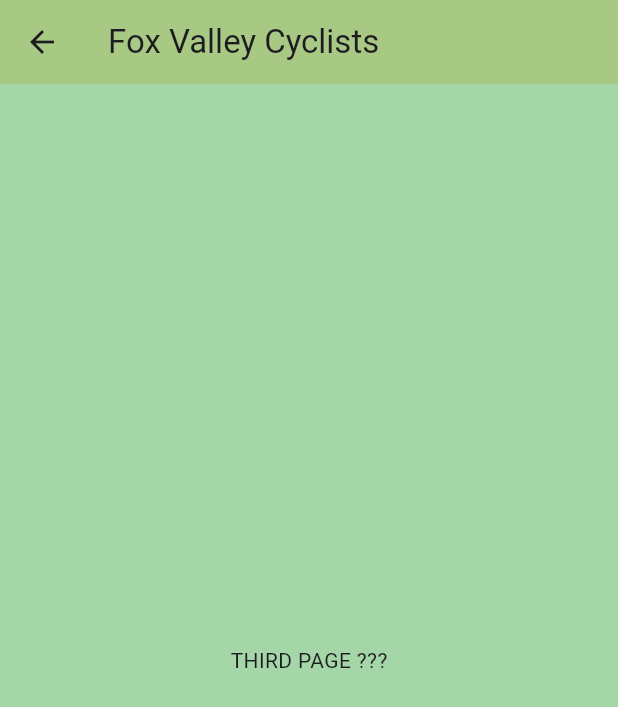
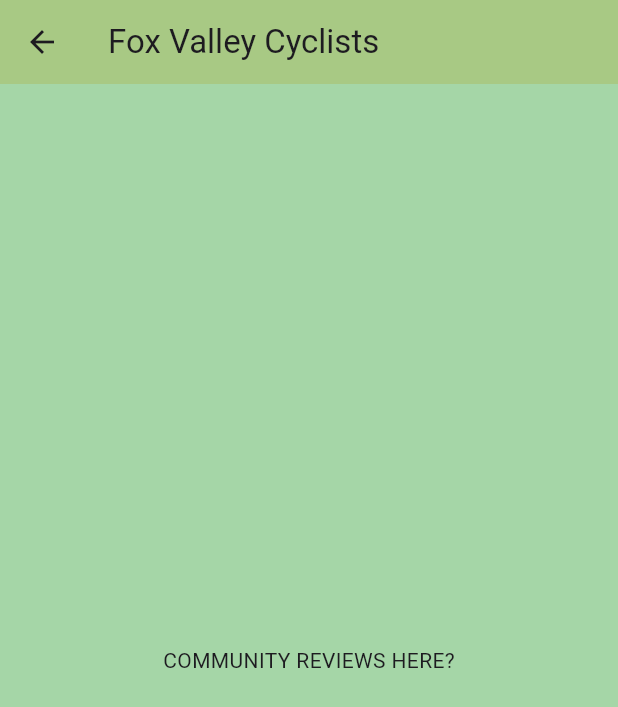
Before and after one commit to Hikers-Haven/HavenApp, a Flutter app: the ThirdPage screen opened directly, on a phone screen of 412 x 824 dp. Shown: the top 707 px of the screen. Run offline on Flutter 3.47's test engine with Material 3 defaults, Android fonts, the phone set to English and light mode, and no system bars; our stand-ins replace flutter_map, geolocator, latlong2.

Commit message:
Updating menu

```diff
--- a/mapbox_2/lib/pages/first_page.dart
+++ b/mapbox_2/lib/pages/first_page.dart
@@ -10,7 +10,7 @@ class FirstPage extends StatelessWidget{
       appBar: customAppBar(),
       backgroundColor: Colors.green[200],
       body: Center(
-        child: Text('FORUM PAGE STUFF'),
+        child: Text('TRAIL ALERTS HERE'),
     ));
   }
 }
--- a/mapbox_2/lib/pages/fourth_page.dart
+++ b/mapbox_2/lib/pages/fourth_page.dart
@@ -9,7 +9,7 @@ class FourthPage extends StatelessWidget{
       appBar: customAppBar(),
       backgroundColor: Colors.green[200],
       body: Center(
-        child: Text('FOURTH P A GE ???'),
+        child: Text('CYCLING STATISTICS HERE?'),
     ));
   }
 }
--- a/mapbox_2/lib/pages/second_page.dart
+++ b/mapbox_2/lib/pages/second_page.dart
@@ -9,7 +9,7 @@ class SecondPage extends StatelessWidget{
       appBar: customAppBar(),
       backgroundColor: Colors.green[200],
       body: Center(
-        child: Text('GALLERY PAGE STUFF'),
+        child: Text('POINTS OF INTEREST'),
     ));
   }
 }
--- a/mapbox_2/lib/pages/third_page.dart
+++ b/mapbox_2/lib/pages/third_page.dart
@@ -10,7 +10,7 @@ class ThirdPage extends StatelessWidget{
       appBar: customAppBar(),
       backgroundColor: Colors.green[200],
       body: Center(
-        child: Text('THIRD PAGE ???'),
+        child: Text('COMMUNITY REVIEWS HERE?'),
     ));
   }
 }
--- a/mapbox_2/pubspec.yaml
+++ b/mapbox_2/pubspec.yaml
@@ -64,9 +64,8 @@ flutter:
   uses-material-design: true
 
   # To add assets to your application, add an assets section, like this:
-  # assets:
-  #   - images/a_dot_burr.jpeg
-  #   - images/a_dot_ham.jpeg
+  assets:
+     - assets/peepoGamer.png
 
   # An image asset can refer to one or more resolution-specific "variants", see
   # https://flutter.dev/assets-and-images/#resolution-aware
```
Also changed, not shown: mapbox_2/lib/main.dart (+5 -3 lines).
